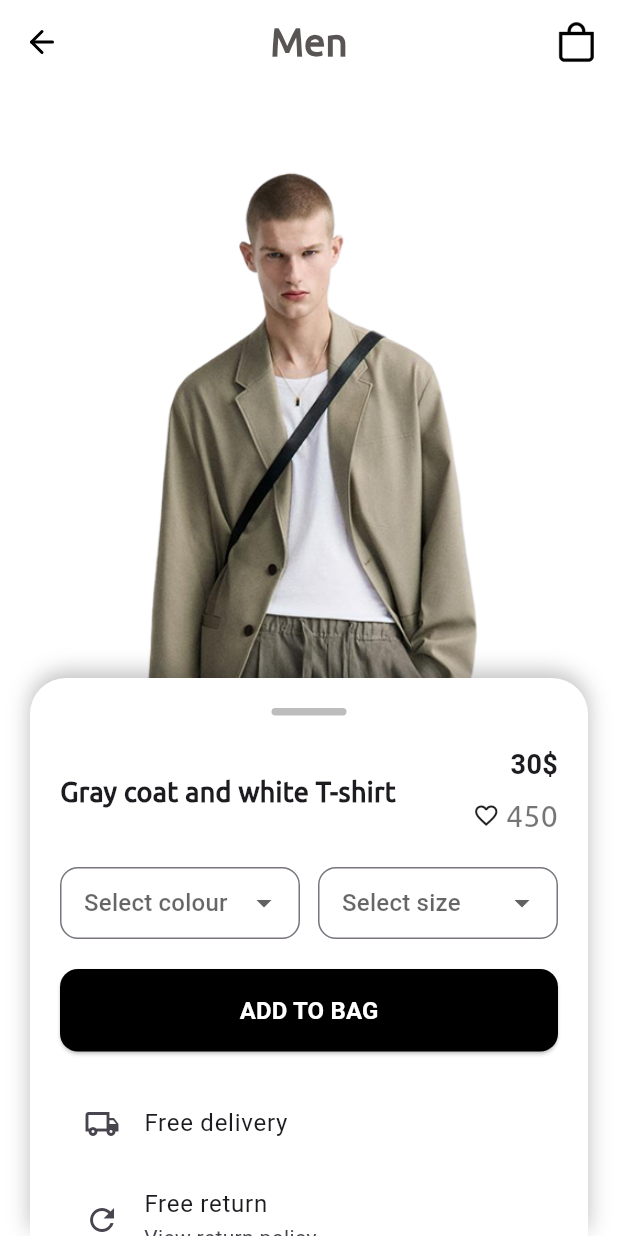
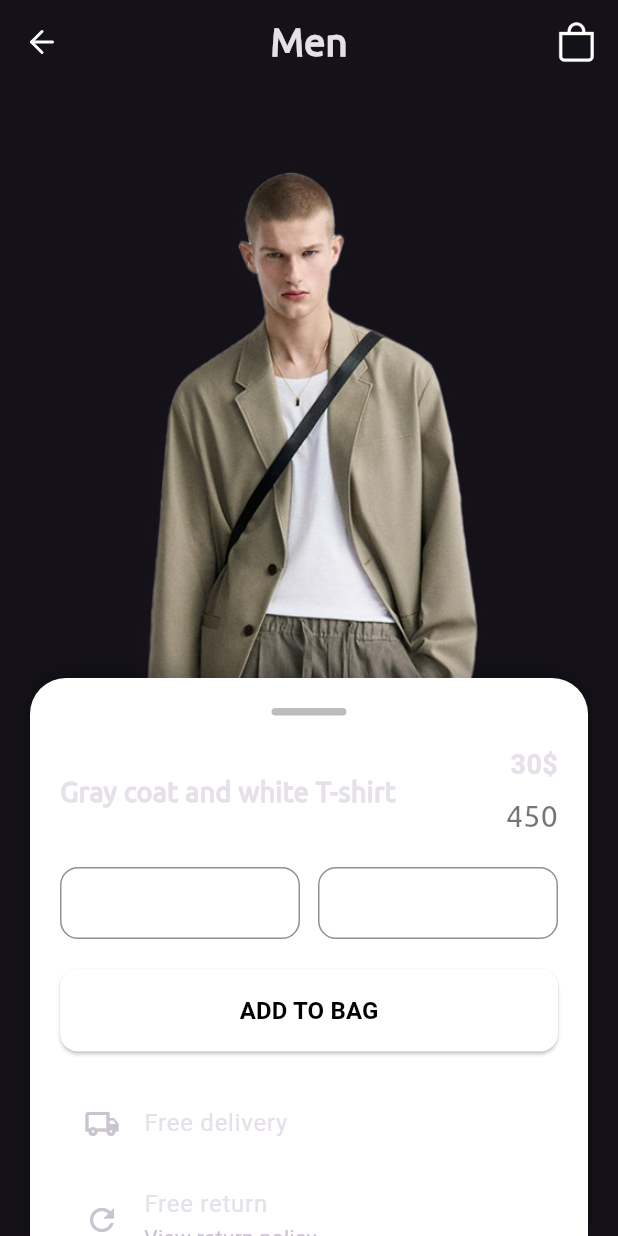
Before and after one commit to Omar-Tmam/Runway-Fashion, a Flutter app: the MobileCategory screen opened directly, after a tap on "Gray coat and white T-shirt", on a phone screen of 412 x 824 dp. Run offline on Flutter 3.47's test engine with Material 3 defaults, Android fonts, the light colour scheme and no system bars; our stand-ins replace flutter_bloc, flutter_svg, gap, go_router, video_player.

Commit message:
create theme cubit

```diff
--- /dev/null
+++ b/lib/Core/cubit/theme_cubit.dart
@@ -0,0 +1,9 @@
+import 'package:flutter/material.dart';
+import 'package:flutter_bloc/flutter_bloc.dart';
+
+class ThemeCubit extends Cubit<ThemeMode> {
+  ThemeCubit() : super(ThemeMode.light);
+  void toggleTheme() {
+    emit(state == ThemeMode.dark ? ThemeMode.light : ThemeMode.dark);
+  }
+}
--- a/lib/Core/utils/app_styles.dart
+++ b/lib/Core/utils/app_styles.dart
@@ -40,7 +40,6 @@ abstract class AppStyles {
 
   static TextStyle styleBold16(BuildContext context) {
     return TextStyle(
-      color: const Color(0xFF5A5555),
       fontSize: getResponsiveFontSize(context, fontSize: 24),
       fontFamily: 'Ubuntu',
       fontWeight: FontWeight.w700,
@@ -49,7 +48,6 @@ abstract class AppStyles {
 
   static TextStyle styleBold20(BuildContext context) {
     return TextStyle(
-      color: const Color(0xFF5A5555),
       fontSize: getResponsiveFontSize(context, fontSize: 28),
       fontFamily: 'Ubuntu',
       fontWeight: FontWeight.w700,
--- a/lib/Core/widgets/custom_appbar.dart
+++ b/lib/Core/widgets/custom_appbar.dart
@@ -18,11 +18,9 @@ class CustomAppbar extends StatelessWidget implements PreferredSizeWidget {
         mainAxisAlignment: MainAxisAlignment.spaceBetween,
         children: [
           widget,
-          Text(
-            title,
-            style: AppStyles.styleBold20(context),
-          ),
+          Text(title, style: AppStyles.styleBold20(context)),
           SvgPicture.asset(
+            color: Theme.of(context).brightness == Brightness.dark ? Colors.white : Colors.black,
             suffix,
             width: 24,
           ),
--- a/lib/Features/category_view/presentation/views/mobile_category.dart
+++ b/lib/Features/category_view/presentation/views/mobile_category.dart
@@ -12,10 +12,16 @@ class MobileCategory extends StatelessWidget {
   Widget build(BuildContext context) {
     return Scaffold(
       appBar: CustomAppbar(
-          widget: GestureDetector(
-              onTap: () => context.pop(), child: SvgPicture.asset(Assets.imagesArrowLeft)),
-          suffix: Assets.imagesBag,
-          title: 'Men'),
+        widget: GestureDetector(
+          onTap: () => context.pop(),
+          child: SvgPicture.asset(
+            Assets.imagesArrowLeft,
+            color: Theme.of(context).brightness == Brightness.dark ? Colors.white : Colors.black,
+          ),
+        ),
+        suffix: Assets.imagesBag,
+        title: 'Men',
+      ),
       body: MobileCategoryBody(),
     );
   }
--- a/lib/Features/details_view/presentation/views/mobile_details_view.dart
+++ b/lib/Features/details_view/presentation/views/mobile_details_view.dart
@@ -14,10 +14,16 @@ class MobileDetailsView extends StatelessWidget {
   Widget build(BuildContext context) {
     return Scaffold(
       appBar: CustomAppbar(
-          widget:
-              InkWell(onTap: () => context.pop(), child: SvgPicture.asset(Assets.imagesArrowLeft)),
-          suffix: Assets.imagesBag,
-          title: 'Men'),
+        widget: InkWell(
+          onTap: () => context.pop(),
+          child: SvgPicture.asset(
+            Assets.imagesArrowLeft,
+            color: Theme.of(context).brightness == Brightness.dark ? Colors.white : Colors.black,
+          ),
+        ),
+        suffix: Assets.imagesBag,
+        title: 'Men',
+      ),
       body: MobileDetailsBody(menModel: menModel),
     );
   }
--- a/lib/Features/details_view/presentation/views/widgets/add_to_cart_button.dart
+++ b/lib/Features/details_view/presentation/views/widgets/add_to_cart_button.dart
@@ -1,9 +1,7 @@
 import 'package:flutter/material.dart';
 
 class AddToCartButton extends StatelessWidget {
-  const AddToCartButton({
-    super.key,
-  });
+  const AddToCartButton({super.key});
 
   @override
   Widget build(BuildContext context) {
@@ -11,17 +9,20 @@ class AddToCartButton extends StatelessWidget {
       width: double.infinity,
       child: ElevatedButton(
         style: ElevatedButton.styleFrom(
-          backgroundColor: Colors.black,
+          backgroundColor: Theme.of(context).brightness == Brightness.light
+              ? Colors.black
+              : Colors.white,
           padding: const EdgeInsets.symmetric(vertical: 16),
-          shape: RoundedRectangleBorder(
-            borderRadius: BorderRadius.circular(12),
-          ),
+          shape: RoundedRectangleBorder(borderRadius: BorderRadius.circular(12)),
         ),
         onPressed: () {},
-        child: const Text(
+        child: Text(
           "ADD TO BAG",
           style: TextStyle(
-              fontWeight: FontWeight.bold, fontSize: 16, color: Colors.white),
+            fontWeight: FontWeight.bold,
+            fontSize: 16,
+            color: Theme.of(context).brightness == Brightness.light ? Colors.white : Colors.black,
+          ),
         ),
       ),
     );
--- a/lib/Features/home_view/presentation/views/widgets/mobile_home.dart
+++ b/lib/Features/home_view/presentation/views/widgets/mobile_home.dart
@@ -10,8 +10,30 @@ class MobileHome extends StatelessWidget {
   @override
   Widget build(BuildContext context) {
     return Scaffold(
-      appBar: CustomAppbar(widget: SvgPicture.asset(Assets.imagesMenu), suffix: Assets.imagesBell, title: 'Runway'),
+      appBar: CustomAppbar(
+        widget: SvgPicture.asset(
+          Assets.imagesMenu,
+          color: Theme.of(context).brightness == Brightness.dark ? Colors.white : Colors.black,
+        ),
+        suffix: Assets.imagesBell,
+        title: 'Runway',
+      ),
       body: MobileHomeBody(),
+      bottomNavigationBar: BottomNavigationBar(
+        type: BottomNavigationBarType.fixed,
+        selectedItemColor: Theme.of(context).brightness == Brightness.dark
+            ? Colors.white
+            : Colors.black,
+        unselectedItemColor: Colors.grey,
+        backgroundColor: Theme.of(context).scaffoldBackgroundColor,
+
+        items: [
+          BottomNavigationBarItem(icon: Icon(Icons.home_filled), label: "Home"),
+          BottomNavigationBarItem(icon: Icon(Icons.favorite), label: "Likes"),
+          BottomNavigationBarItem(icon: Icon(Icons.shopping_bag_rounded), label: "bag"),
+          BottomNavigationBarItem(icon: Icon(Icons.person), label: "proifile"),
+        ],
+      ),
     );
   }
 }
--- a/lib/Features/home_view/presentation/views/widgets/mobile_home_body.dart
+++ b/lib/Features/home_view/presentation/views/widgets/mobile_home_body.dart
@@ -13,9 +13,10 @@ class MobileHomeBody extends StatelessWidget {
   @override
   Widget build(BuildContext context) {
     return Stack(
+      fit: StackFit.expand,
       children: [
         CustomVideoPlayer(),
-        Positioned(bottom: 0, right: 0, left: 0, child: Categories())
+        Positioned(bottom: 0, right: 0, left: 0, child: Categories()),
       ],
     );
   }
@@ -35,18 +36,16 @@ class Categories extends StatelessWidget {
   Widget build(BuildContext context) {
     return Container(
       width: double.infinity,
-      height: 240,
-      decoration: BoxDecoration(color: Colors.white),
+      decoration: BoxDecoration(
+        color: Theme.of(context).brightness == Brightness.dark ? Colors.black54 : Colors.white54,
+      ),
       child: Padding(
         padding: const EdgeInsets.only(left: 10),
         child: Column(
           crossAxisAlignment: CrossAxisAlignment.start,
           children: [
             Gap(10),
-            Text(
-              'Categories',
-              style: AppStyles.styleMedium14(context),
-            ),
+            Text('Categories', style: AppStyles.styleMedium14(context)),
             Gap(10),
             Padding(
               padding: const EdgeInsets.all(8.0),
@@ -60,23 +59,17 @@ class Categories extends StatelessWidget {
                         children: [
                           GestureDetector(
                             onTap: () => context.push(AppRouter.kCategoryView),
-                            child: Image.asset(
-                              categories[index].image,
-                              width: 75,
-                            ),
+                            child: Image.asset(categories[index].image, width: 75),
                           ),
                           Gap(10),
-                          Text(
-                            categories[index].name,
-                            style: AppStyles.styleMedium14(context),
-                          )
+                          Text(categories[index].name, style: AppStyles.styleMedium14(context)),
                         ],
                       ),
                     );
                   }),
                 ),
               ),
-            )
+            ),
           ],
         ),
       ),
--- a/lib/main.dart
+++ b/lib/main.dart
@@ -13,7 +13,7 @@ class RunWayFashion extends StatelessWidget {
   @override
   Widget build(BuildContext context) {
     return MaterialApp.router(
-      themeMode: ThemeMode.light,
+      themeMode: ThemeMode.dark,
       darkTheme: ThemeData.dark().copyWith(),
       theme: ThemeData.light().copyWith(
         appBarTheme: AppBarTheme(
--- a/pubspec.yaml
+++ b/pubspec.yaml
@@ -38,6 +38,7 @@ dependencies:
   gap: ^3.0.1
   video_player: ^2.10.0
   flutter_svg: ^2.2.1
+  flutter_bloc: ^9.1.1
 
 dev_dependencies:
   flutter_test:
```
Also changed, not shown: pubspec.lock.
